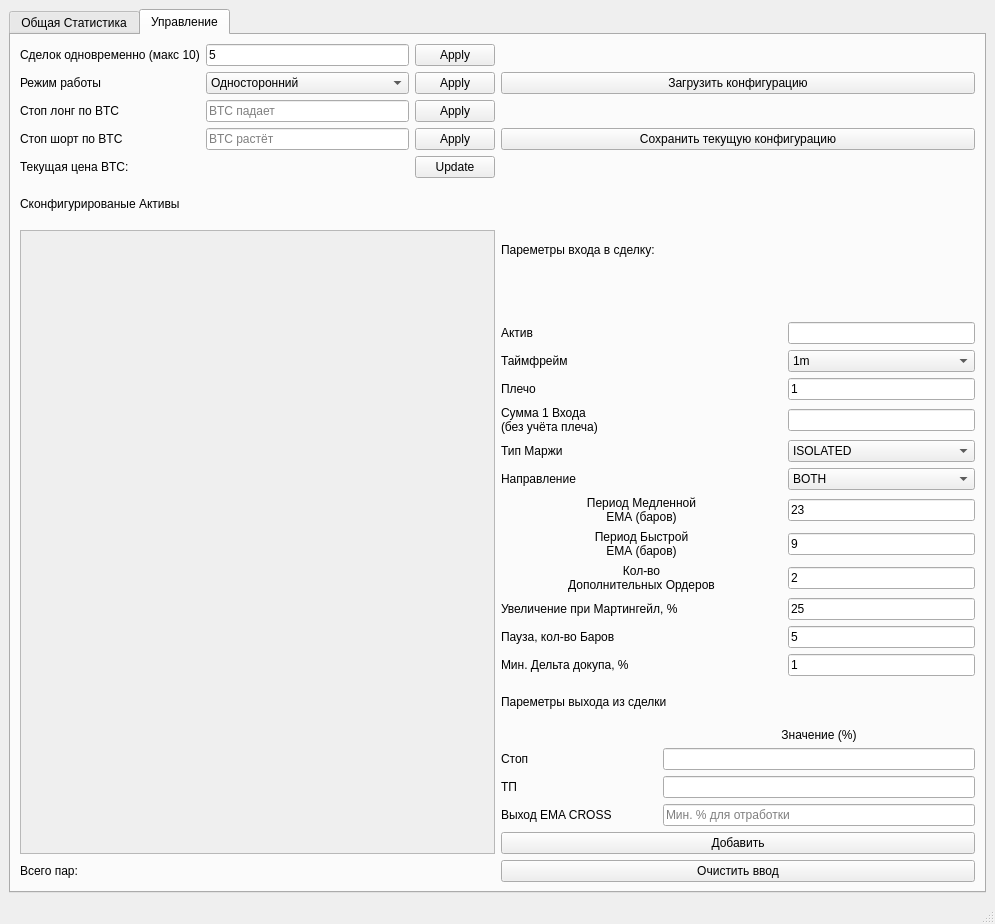
WonniPooh/ema_mart_strat, file form.ui: the form before one commit.
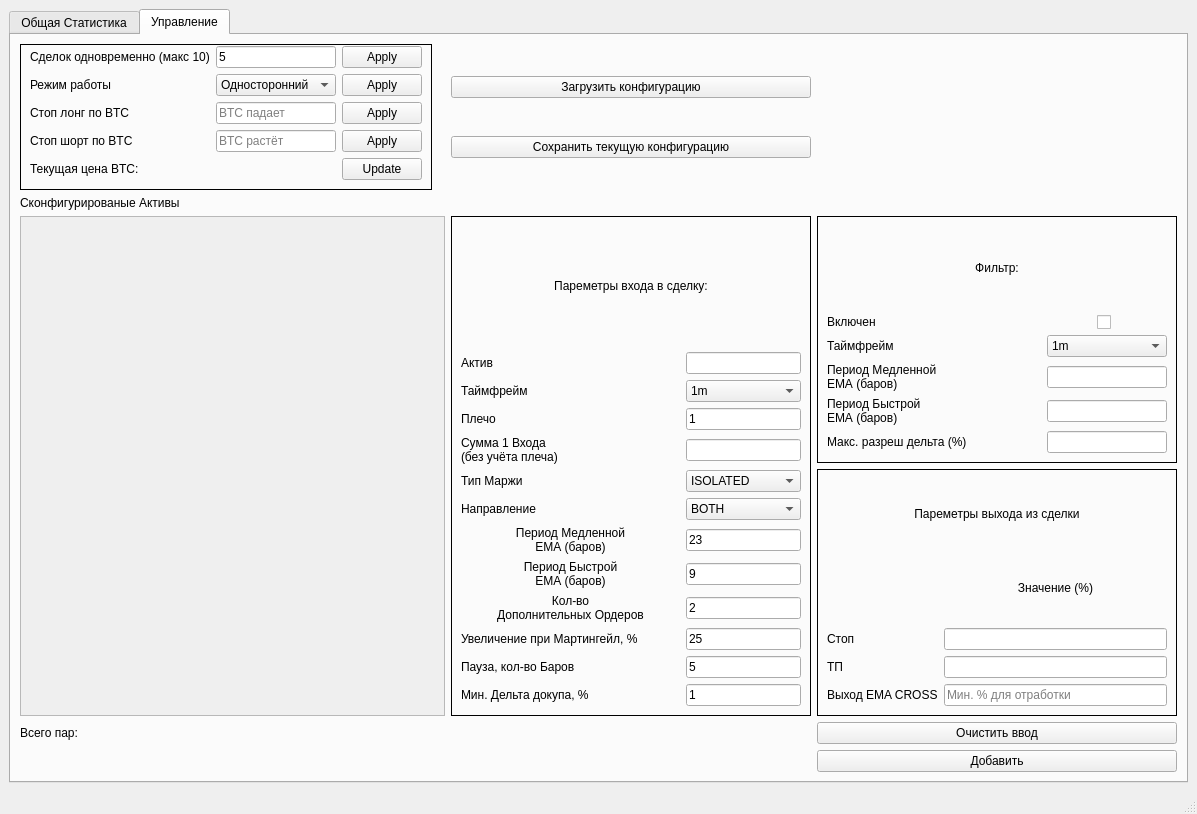
The form after the commit.

Commit message: adding other TF EMA filter; Added run scripts for linux + moved to separate folder

Diff of the .ui file:
```diff
--- a/form.ui
+++ b/form.ui
@@ -6,8 +6,8 @@
    <rect>
     <x>0</x>
     <y>0</y>
-    <width>995</width>
-    <height>924</height>
+    <width>1197</width>
+    <height>814</height>
    </rect>
   </property>
   <property name="windowTitle">
@@ -15,7 +15,7 @@
   </property>
   <widget class="QWidget" name="centralwidget">
    <layout class="QGridLayout" name="gridLayout_12">
-    <item row="0" column="1">
+    <item row="0" column="0">
      <widget class="QTabWidget" name="tabWidget">
       <property name="enabled">
        <bool>true</bool>
@@ -188,87 +188,40 @@
         <string>Управление</string>
        </attribute>
        <layout class="QGridLayout" name="gridLayout_3">
-        <item row="5" column="1">
-         <widget class="QLabel" name="header_3">
-          <property name="text">
-           <string>Пареметры входа в сделку:</string>
-          </property>
-         </widget>
-        </item>
-        <item row="9" column="1">
-         <layout class="QGridLayout" name="gridLayout_2" columnstretch="1,2">
           <item row="2" column="0">
-           <widget class="QLabel" name="tp1_lbl">
+         <widget class="QLabel" name="label_5">
             <property name="text">
-             <string>ТП</string>
+           <string>Сконфигурированые Активы</string>
             </property>
            </widget>
           </item>
-          <item row="2" column="1">
-           <widget class="QLineEdit" name="tp_input"/>
-          </item>
-          <item row="1" column="1">
-           <widget class="QLineEdit" name="sl_input"/>
-          </item>
-          <item row="0" column="1">
-           <widget class="QLabel" name="rp_lbl">
+        <item row="5" column="0">
+         <widget class="QLabel" name="total_symbols">
             <property name="text">
-             <string>Значение (%)</string>
-            </property>
-            <property name="alignment">
-             <set>Qt::AlignCenter</set>
-            </property>
-           </widget>
-          </item>
-          <item row="1" column="0">
-           <widget class="QLabel" name="sl_lbl">
-            <property name="text">
-             <string>Стоп</string>
-            </property>
-           </widget>
-          </item>
-          <item row="3" column="0">
-           <widget class="QLabel" name="ema_cross_close_lbl">
-            <property name="text">
-             <string>Выход EMA CROSS</string>
-            </property>
-           </widget>
-          </item>
-          <item row="3" column="1">
-           <widget class="QLineEdit" name="ema_cross_tp_input">
-            <property name="inputMask">
-             <string/>
-            </property>
-            <property name="placeholderText">
-             <string>Мин. % для отработки</string>
-            </property>
-           </widget>
-          </item>
-         </layout>
+           <string>Всего пар:</string>
+          </property>
+         </widget>
         </item>
         <item row="0" column="0">
+         <widget class="QFrame" name="">
+          <property name="frameShape">
+           <enum>QFrame::Box</enum>
+          </property>
          <layout class="QGridLayout" name="gridLayout_6">
           <property name="topMargin">
-           <number>0</number>
-          </property>
-          <item row="3" column="1">
-           <widget class="QLineEdit" name="btc_stop_short_input">
-            <property name="placeholderText">
-             <string>BTC растёт</string>
-            </property>
-           </widget>
-          </item>
-          <item row="3" column="0">
-           <widget class="QLabel" name="label_3">
+            <number>1</number>
+           </property>
+           <item row="2" column="0">
+            <widget class="QLabel" name="label_2">
             <property name="text">
-             <string>Стоп шорт по BTC </string>
+              <string>Стоп лонг по BTC </string>
             </property>
            </widget>
           </item>
-          <item row="1" column="0">
-           <widget class="QLabel" name="account_mode_lbl">
+           <item row="4" column="2">
+            <widget class="QPushButton" name="update_btc_price_btn">
             <property name="text">
-             <string>Режим работы</string>
+              <string>Update</string>
             </property>
            </widget>
           </item>
@@ -285,13 +238,6 @@
             </property>
            </widget>
           </item>
-          <item row="0" column="0">
-           <widget class="QLabel" name="max_simultaneous_deals_lbl">
-            <property name="text">
-             <string>Сделок одновременно (макс 10)</string>
-            </property>
-           </widget>
-          </item>
           <item row="2" column="2">
            <widget class="QPushButton" name="btc_stop_long_btn">
             <property name="text">
@@ -299,6 +245,13 @@
             </property>
            </widget>
           </item>
+           <item row="1" column="0">
+            <widget class="QLabel" name="account_mode_lbl">
+             <property name="text">
+              <string>Режим работы</string>
+             </property>
+            </widget>
+           </item>
           <item row="1" column="1">
            <widget class="QComboBox" name="account_mode_input">
             <item>
@@ -313,6 +266,13 @@
             </item>
            </widget>
           </item>
+           <item row="4" column="1">
+            <widget class="QLabel" name="current_btc_price_lbl">
+             <property name="text">
+              <string/>
+             </property>
+            </widget>
+           </item>
           <item row="0" column="2">
            <widget class="QPushButton" name="max_simultaneous_deals_btn">
             <property name="text">
@@ -320,17 +280,17 @@
             </property>
            </widget>
           </item>
-          <item row="0" column="1">
-           <widget class="QLineEdit" name="max_simultaneous_deals_input">
-            <property name="text">
-             <string>5</string>
+           <item row="3" column="1">
+            <widget class="QLineEdit" name="btc_stop_short_input">
+             <property name="placeholderText">
+              <string>BTC растёт</string>
             </property>
            </widget>
           </item>
-          <item row="2" column="0">
-           <widget class="QLabel" name="label_2">
+           <item row="0" column="0">
+            <widget class="QLabel" name="max_simultaneous_deals_lbl">
             <property name="text">
-             <string>Стоп лонг по BTC </string>
+              <string>Сделок одновременно (макс 10)</string>
             </property>
            </widget>
           </item>
@@ -348,6 +308,13 @@
             </property>
            </widget>
           </item>
+           <item row="3" column="0">
+            <widget class="QLabel" name="label_3">
+             <property name="text">
+              <string>Стоп шорт по BTC </string>
+             </property>
+            </widget>
+           </item>
           <item row="4" column="0">
            <widget class="QLabel" name="label_4">
             <property name="text">
@@ -355,62 +322,38 @@
             </property>
            </widget>
           </item>
-          <item row="4" column="1">
-           <widget class="QLabel" name="current_btc_price_lbl">
+           <item row="0" column="1">
+            <widget class="QLineEdit" name="max_simultaneous_deals_input">
             <property name="text">
-             <string/>
-            </property>
-           </widget>
-          </item>
-          <item row="4" column="2">
-           <widget class="QPushButton" name="update_btc_price_btn">
-            <property name="text">
-             <string>Update</string>
+              <string>5</string>
             </property>
            </widget>
           </item>
          </layout>
-        </item>
-        <item row="11" column="1">
-         <widget class="QPushButton" name="clean_input_btn">
-          <property name="text">
-           <string>Очистить ввод</string>
-          </property>
          </widget>
         </item>
-        <item row="11" column="0">
-         <layout class="QHBoxLayout" name="horizontalLayout_2">
-          <item>
-           <widget class="QLabel" name="total_symbols">
-            <property name="text">
-             <string>Всего пар:</string>
-            </property>
-           </widget>
-          </item>
-          <item>
+        <item row="5" column="1">
            <widget class="QLabel" name="total_symbols_val">
             <property name="text">
              <string/>
             </property>
            </widget>
           </item>
-         </layout>
-        </item>
-        <item row="10" column="1">
+        <item row="6" column="3">
          <widget class="QPushButton" name="add_asset_cfg_btn">
           <property name="text">
            <string>Добавить</string>
           </property>
          </widget>
         </item>
-        <item row="2" column="0">
-         <widget class="QLabel" name="label_5">
+        <item row="5" column="3">
+         <widget class="QPushButton" name="clean_input_btn">
           <property name="text">
-           <string>Сконфигурированые Активы</string>
+           <string>Очистить ввод</string>
           </property>
          </widget>
         </item>
-        <item row="5" column="0" rowspan="6">
+        <item row="3" column="0" rowspan="2" colspan="2">
          <widget class="QScrollArea" name="configuredSymbolsScrollArea">
           <property name="widgetResizable">
            <bool>true</bool>
@@ -420,8 +363,8 @@
             <rect>
              <x>0</x>
              <y>0</y>
-             <width>473</width>
-             <height>590</height>
+             <width>470</width>
+             <height>446</height>
             </rect>
            </property>
            <layout class="QVBoxLayout" name="verticalLayout">
@@ -446,62 +389,68 @@
           </widget>
          </widget>
         </item>
-        <item row="8" column="1">
-         <widget class="QLabel" name="header_2">
-          <property name="text">
-           <string>Пареметры выхода из сделки</string>
+        <item row="3" column="3">
+         <widget class="QFrame" name="gridFrame">
+          <property name="frameShape">
+           <enum>QFrame::Box</enum>
           </property>
-          <property name="alignment">
-           <set>Qt::AlignLeading|Qt::AlignLeft|Qt::AlignVCenter</set>
+          <layout class="QGridLayout" name="gridLayout_7" rowstretch="1,1,1,1,1,0" columnstretch="2,1">
+           <item row="4" column="0">
+            <widget class="QLabel" name="label_9">
+             <property name="text">
+              <string>Период Быстрой
+ЕМА (баров)</string>
           </property>
          </widget>
         </item>
-        <item row="7" column="1">
-         <layout class="QGridLayout" name="gridLayout" columnstretch="3,2">
-          <item row="4" column="1">
-           <widget class="QComboBox" name="margin_type_input">
-            <item>
+           <item row="3" column="0">
+            <widget class="QLabel" name="label_8">
              <property name="text">
-              <string>ISOLATED</string>
+              <string>Период Медленной
+ЕМА (баров)</string>
              </property>
-            </item>
-            <item>
-             <property name="text">
-              <string>CROSSED</string>
-             </property>
-            </item>
            </widget>
           </item>
           <item row="5" column="0">
-           <widget class="QLabel" name="direction_lbl">
+            <widget class="QLabel" name="label_10">
             <property name="text">
-             <string>Направление</string>
+              <string>Макс. разреш дельта (%)</string>
             </property>
            </widget>
           </item>
-          <item row="0" column="1">
-           <widget class="QLineEdit" name="symbol_input">
+           <item row="2" column="0">
+            <widget class="QLabel" name="label_7">
+             <property name="text">
+              <string>Таймфрейм</string>
+             </property>
+            </widget>
+           </item>
+           <item row="3" column="1">
+            <widget class="QLineEdit" name="filter_slow_ema_period_input">
+             <property name="text">
+              <string/>
+             </property>
+            </widget>
+           </item>
+           <item row="4" column="1">
+            <widget class="QLineEdit" name="filter_fast_ema_period_input">
+             <property name="text">
+              <string/>
+             </property>
+            </widget>
+           </item>
+           <item row="0" column="0" colspan="2">
+            <widget class="QLabel" name="label_6">
+             <property name="text">
+              <string>Фильтр:</string>
+             </property>
             <property name="alignment">
-             <set>Qt::AlignLeading|Qt::AlignLeft|Qt::AlignVCenter</set>
+              <set>Qt::AlignCenter</set>
             </property>
            </widget>
           </item>
           <item row="2" column="1">
-           <widget class="QLineEdit" name="leverage_input">
-            <property name="text">
-             <string>1</string>
-            </property>
-           </widget>
-          </item>
-          <item row="8" column="1">
-           <widget class="QLineEdit" name="max_mart_depth_input">
-            <property name="text">
-             <string>2</string>
-            </property>
-           </widget>
-          </item>
-          <item row="1" column="1">
-           <widget class="QComboBox" name="tf_input">
+            <widget class="QComboBox" name="filter_tf_input">
             <item>
              <property name="text">
               <string>1m</string>
@@ -549,46 +498,58 @@
             </item>
            </widget>
           </item>
-          <item row="6" column="0">
-           <widget class="QLabel" name="slow_ema_period_lbl">
+           <item row="5" column="1">
+            <widget class="QLineEdit" name="filter_delta_limit">
             <property name="text">
-             <string>Период Медленной
-ЕМА (баров)</string>
-            </property>
-            <property name="alignment">
-             <set>Qt::AlignCenter</set>
-            </property>
-           </widget>
-          </item>
-          <item row="11" column="0">
-           <widget class="QLabel" name="min_delta_perc_lbl">
+              <string/>
+             </property>
+            </widget>
+           </item>
+           <item row="1" column="1">
+            <widget class="QCheckBox" name="filter_enabled_chkbx">
+             <property name="layoutDirection">
+              <enum>Qt::LeftToRight</enum>
+             </property>
+             <property name="styleSheet">
+              <string notr="true">margin-left:50%; 
+margin-right:50%;</string>
+             </property>
             <property name="text">
-             <string>Мин. Дельта докупа, %</string>
+              <string/>
             </property>
            </widget>
           </item>
-          <item row="0" column="0">
-           <widget class="QLabel" name="asset_lbl">
+           <item row="1" column="0">
+            <widget class="QLabel" name="label_11">
             <property name="text">
-             <string>Актив</string>
+              <string>Включен</string>
             </property>
            </widget>
           </item>
-          <item row="9" column="0">
-           <widget class="QLabel" name="mart_coef_lbl">
-            <property name="text">
-             <string>Увеличение при Мартингейл, %</string>
-            </property>
-           </widget>
-          </item>
-          <item row="2" column="0">
-           <widget class="QLabel" name="leverage_lbl">
+          </layout>
+         </widget>
+        </item>
+        <item row="3" column="2" rowspan="2">
+         <widget class="QFrame" name="">
+          <property name="frameShape">
+           <enum>QFrame::Box</enum>
+          </property>
+          <layout class="QGridLayout" name="gridLayout" columnstretch="3,0">
+           <item row="13" column="1">
+            <widget class="QLineEdit" name="min_delta_perc_input">
             <property name="text">
-             <string>Плечо</string>
+              <string>1</string>
             </property>
            </widget>
           </item>
           <item row="5" column="1">
+            <widget class="QLineEdit" name="deal_deposit_input">
+             <property name="inputMask">
+              <string/>
+             </property>
+            </widget>
+           </item>
+           <item row="7" column="1">
            <widget class="QComboBox" name="allowed_direction_input">
             <item>
              <property name="text">
@@ -607,60 +568,158 @@
             </item>
            </widget>
           </item>
-          <item row="1" column="0">
-           <widget class="QLabel" name="tf_lbl">
-            <property name="text">
-             <string>Таймфрейм</string>
-            </property>
-           </widget>
-          </item>
-          <item row="8" column="0">
-           <widget class="QLabel" name="max_mart_depth_lbl">
-            <property name="text">
-             <string>Кол-во
-Дополнительных Ордеров</string>
-            </property>
-            <property name="alignment">
-             <set>Qt::AlignCenter</set>
-            </property>
-           </widget>
-          </item>
           <item row="11" column="1">
-           <widget class="QLineEdit" name="min_delta_perc_input">
-            <property name="text">
-             <string>1</string>
-            </property>
-           </widget>
-          </item>
-          <item row="9" column="1">
            <widget class="QLineEdit" name="mart_coef_input">
             <property name="text">
              <string>25</string>
             </property>
            </widget>
           </item>
-          <item row="7" column="1">
+           <item row="12" column="1">
+            <widget class="QLineEdit" name="pause_bars_num_input">
+             <property name="text">
+              <string>5</string>
+             </property>
+            </widget>
+           </item>
+           <item row="3" column="1">
+            <widget class="QComboBox" name="tf_input">
+             <item>
+              <property name="text">
+               <string>1m</string>
+              </property>
+             </item>
+             <item>
+              <property name="text">
+               <string>3m</string>
+              </property>
+             </item>
+             <item>
+              <property name="text">
+               <string>5m</string>
+              </property>
+             </item>
+             <item>
+              <property name="text">
+               <string>15m</string>
+              </property>
+             </item>
+             <item>
+              <property name="text">
+               <string>30m</string>
+              </property>
+             </item>
+             <item>
+              <property name="text">
+               <string>1h</string>
+              </property>
+             </item>
+             <item>
+              <property name="text">
+               <string>4h</string>
+              </property>
+             </item>
+             <item>
+              <property name="text">
+               <string>6h</string>
+              </property>
+             </item>
+             <item>
+              <property name="text">
+               <string>12h</string>
+              </property>
+             </item>
+            </widget>
+           </item>
+           <item row="4" column="0">
+            <widget class="QLabel" name="leverage_lbl">
+             <property name="text">
+              <string>Плечо</string>
+             </property>
+            </widget>
+           </item>
+           <item row="7" column="0">
+            <widget class="QLabel" name="direction_lbl">
+             <property name="text">
+              <string>Направление</string>
+             </property>
+            </widget>
+           </item>
+           <item row="11" column="0">
+            <widget class="QLabel" name="mart_coef_lbl">
+             <property name="text">
+              <string>Увеличение при Мартингейл, %</string>
+             </property>
+            </widget>
+           </item>
+           <item row="8" column="1">
+            <widget class="QLineEdit" name="slow_ema_period_input">
+             <property name="text">
+              <string>23</string>
+             </property>
+            </widget>
+           </item>
+           <item row="9" column="1">
            <widget class="QLineEdit" name="fast_ema_period_input">
             <property name="text">
              <string>9</string>
             </property>
            </widget>
           </item>
+           <item row="12" column="0">
+            <widget class="QLabel" name="pause_bars_num_lbl">
+             <property name="text">
+              <string>Пауза, кол-во Баров</string>
+             </property>
+            </widget>
+           </item>
           <item row="6" column="1">
-           <widget class="QLineEdit" name="slow_ema_period_input">
+            <widget class="QComboBox" name="margin_type_input">
+             <item>
             <property name="text">
-             <string>23</string>
-            </property>
-           </widget>
-          </item>
-          <item row="4" column="0">
+               <string>ISOLATED</string>
+              </property>
+             </item>
+             <item>
+              <property name="text">
+               <string>CROSSED</string>
+              </property>
+             </item>
+            </widget>
+           </item>
+           <item row="10" column="0">
+            <widget class="QLabel" name="max_mart_depth_lbl">
+             <property name="text">
+              <string>Кол-во
+Дополнительных Ордеров</string>
+             </property>
+             <property name="alignment">
+              <set>Qt::AlignCenter</set>
+             </property>
+            </widget>
+           </item>
+           <item row="2" column="1">
+            <widget class="QLineEdit" name="symbol_input">
+             <property name="alignment">
+              <set>Qt::AlignLeading|Qt::AlignLeft|Qt::AlignVCenter</set>
+             </property>
+            </widget>
+           </item>
+           <item row="6" column="0">
            <widget class="QLabel" name="margin_type_lbl">
             <property name="text">
              <string>Тип Маржи</string>
             </property>
            </widget>
           </item>
-          <item row="7" column="0">
+           <item row="2" column="0">
+            <widget class="QLabel" name="asset_lbl">
+             <property name="text">
+              <string>Актив</string>
+             </property>
+            </widget>
+           </item>
+           <item row="9" column="0">
            <widget class="QLabel" name="fast_ema_period_lbl">
             <property name="text">
              <string>Период Быстрой
@@ -671,21 +730,56 @@
             </property>
            </widget>
           </item>
-          <item row="10" column="0">
-           <widget class="QLabel" name="pause_bars_num_lbl">
+           <item row="1" column="0" colspan="2">
+            <widget class="QLabel" name="header_3">
             <property name="text">
-             <string>Пауза, кол-во Баров</string>
+              <string>Пареметры входа в сделку:</string>
+             </property>
+             <property name="alignment">
+              <set>Qt::AlignCenter</set>
             </property>
            </widget>
           </item>
-          <item row="3" column="1">
-           <widget class="QLineEdit" name="deal_deposit_input">
-            <property name="inputMask">
-             <string/>
+           <item row="13" column="0">
+            <widget class="QLabel" name="min_delta_perc_lbl">
+             <property name="text">
+              <string>Мин. Дельта докупа, %</string>
             </property>
            </widget>
           </item>
           <item row="3" column="0">
+            <widget class="QLabel" name="tf_lbl">
+             <property name="text">
+              <string>Таймфрейм</string>
+             </property>
+            </widget>
+           </item>
+           <item row="8" column="0">
+            <widget class="QLabel" name="slow_ema_period_lbl">
+             <property name="text">
+              <string>Период Медленной
+ЕМА (баров)</string>
+             </property>
+             <property name="alignment">
+              <set>Qt::AlignCenter</set>
+             </property>
+            </widget>
+           </item>
+           <item row="4" column="1">
+            <widget class="QLineEdit" name="leverage_input">
+             <property name="text">
+              <string>1</string>
+             </property>
+            </widget>
+           </item>
+           <item row="10" column="1">
+            <widget class="QLineEdit" name="max_mart_depth_input">
+             <property name="text">
+              <string>2</string>
+             </property>
+            </widget>
+           </item>
+           <item row="5" column="0">
            <widget class="QLabel" name="deal_deposit_lbl">
             <property name="text">
              <string>Сумма 1 Входа
@@ -693,16 +787,10 @@
             </property>
            </widget>
           </item>
-          <item row="10" column="1">
-           <widget class="QLineEdit" name="pause_bars_num_input">
-            <property name="text">
-             <string>5</string>
-            </property>
-           </widget>
-          </item>
-         </layout>
+          </layout>
+         </widget>
         </item>
-        <item row="0" column="1">
+        <item row="0" column="2">
          <layout class="QVBoxLayout" name="verticalLayout_2">
           <property name="topMargin">
            <number>0</number>
@@ -716,6 +804,9 @@
           </item>
           <item>
            <widget class="QPushButton" name="save_cfg_btn">
+            <property name="styleSheet">
+             <string notr="true"/>
+            </property>
             <property name="text">
              <string>Сохранить текущую конфигурацию</string>
             </property>
@@ -723,6 +814,72 @@
           </item>
          </layout>
         </item>
+        <item row="4" column="3">
+         <widget class="QFrame" name="">
+          <property name="frameShape">
+           <enum>QFrame::Box</enum>
+          </property>
+          <layout class="QGridLayout" name="gridLayout_2" rowstretch="1,1,1,1,1" columnstretch="1,2">
+           <item row="4" column="1">
+            <widget class="QLineEdit" name="ema_cross_tp_input">
+             <property name="inputMask">
+              <string/>
+             </property>
+             <property name="placeholderText">
+              <string>Мин. % для отработки</string>
+             </property>
+            </widget>
+           </item>
+           <item row="2" column="1">
+            <widget class="QLineEdit" name="sl_input"/>
+           </item>
+           <item row="3" column="0">
+            <widget class="QLabel" name="tp1_lbl">
+             <property name="text">
+              <string>ТП</string>
+             </property>
+            </widget>
+           </item>
+           <item row="1" column="1">
+            <widget class="QLabel" name="rp_lbl">
+             <property name="text">
+              <string>Значение (%)</string>
+             </property>
+             <property name="alignment">
+              <set>Qt::AlignCenter</set>
+             </property>
+            </widget>
+           </item>
+           <item row="2" column="0">
+            <widget class="QLabel" name="sl_lbl">
+             <property name="text">
+              <string>Стоп</string>
+             </property>
+            </widget>
+           </item>
+           <item row="4" column="0">
+            <widget class="QLabel" name="ema_cross_close_lbl">
+             <property name="text">
+              <string>Выход EMA CROSS</string>
+             </property>
+            </widget>
+           </item>
+           <item row="3" column="1">
+            <widget class="QLineEdit" name="tp_input"/>
+           </item>
+           <item row="0" column="0" colspan="2">
+            <widget class="QLabel" name="header_2">
+             <property name="text">
+              <string>Пареметры выхода из сделки</string>
+             </property>
+             <property name="alignment">
+              <set>Qt::AlignCenter</set>
+             </property>
+            </widget>
+           </item>
+          </layout>
+         </widget>
+        </item>
        </layout>
       </widget>
      </widget>
@@ -734,7 +891,7 @@
     <rect>
      <x>0</x>
      <y>0</y>
-     <width>995</width>
+     <width>1197</width>
      <height>23</height>
     </rect>
    </property>
```
Lines whose indentation alone changed are shown as unchanged. The commit also changes 15 other files.
